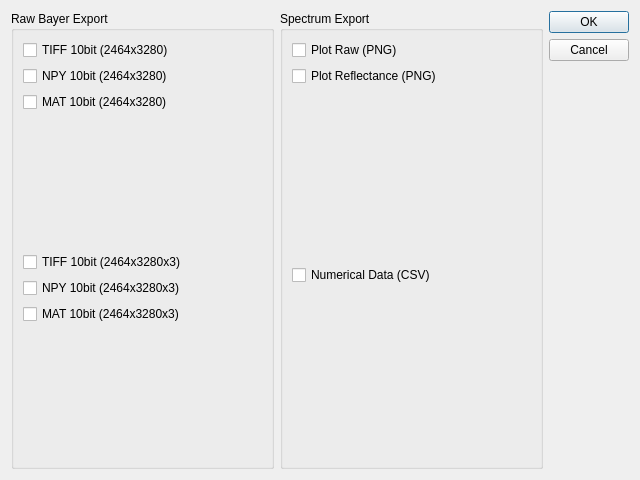
This is UI/UI_ExportConfDialog.ui in garid3000/bps_spectrometer_gui as Qt 5 draws it before an edit. The edited form follows.
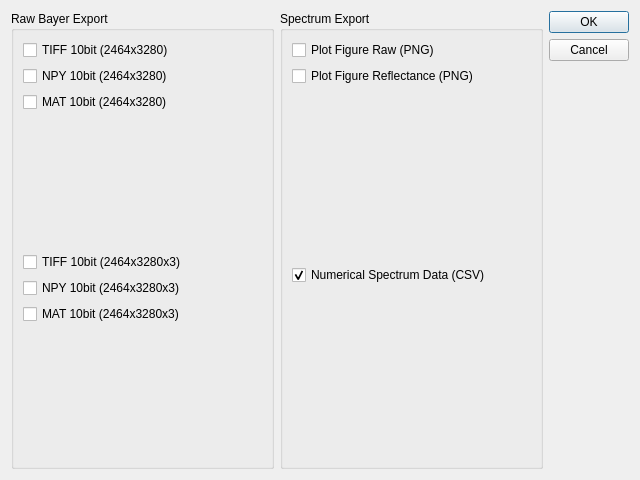
This is the edited form.

Commit message: Connecting Export File type selecter dialog into Main Window widget

The edit to the form file:
```diff
--- a/UI/UI_ExportConfDialog.ui
+++ b/UI/UI_ExportConfDialog.ui
@@ -33,14 +33,14 @@
       <item>
        <widget class="QCheckBox" name="cb_plot_raw">
         <property name="text">
-         <string>Plot Raw (PNG)</string>
+         <string>Plot Figure Raw (PNG)</string>
         </property>
        </widget>
       </item>
       <item>
        <widget class="QCheckBox" name="cb_plo_refl">
         <property name="text">
-         <string>Plot Reflectance (PNG)</string>
+         <string>Plot Figure Reflectance (PNG)</string>
         </property>
        </widget>
       </item>
@@ -60,7 +60,13 @@
       <item>
        <widget class="QCheckBox" name="cb_numerical">
         <property name="text">
-         <string>Numerical Data (CSV)</string>
+         <string>Numerical Spectrum Data (CSV)</string>
+        </property>
+        <property name="checked">
+         <bool>true</bool>
+        </property>
+        <property name="tristate">
+         <bool>false</bool>
         </property>
        </widget>
       </item>
```
Left out of the diff: 3 changed lines with no effect on the pictures. The commit also changes 5 other files.
